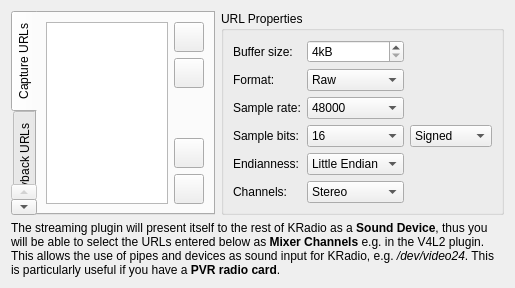
pbek/kradio, file plugins/streaming/streaming-configuration-ui.ui: the form before one commit.
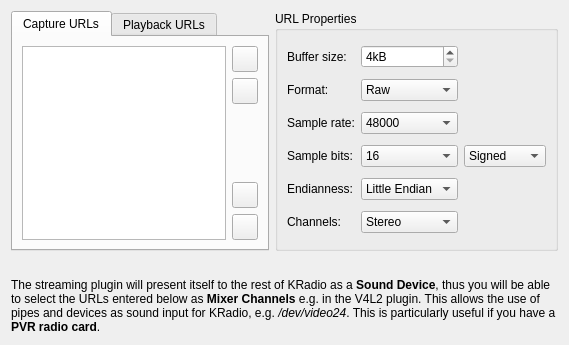
The form after the commit. Custom widgets are drawn as their Qt base class.

Commit message:
streaming: polish configuration ui
- remove extra sizePolicy
- reduce button sizes to 24 (like elsewhere)
- move tabs from left to top

```diff
--- a/plugins/streaming/streaming-configuration-ui.ui
+++ b/plugins/streaming/streaming-configuration-ui.ui
@@ -6,8 +6,8 @@
    <rect>
     <x>0</x>
     <y>0</y>
-    <width>515</width>
-    <height>288</height>
+    <width>569</width>
+    <height>345</height>
    </rect>
   </property>
   <layout class="QGridLayout" name="gridLayout_gen1">
@@ -43,12 +43,6 @@
       </item>
       <item row="5" column="0">
        <widget class="QLabel" name="lableChannels">
-        <property name="sizePolicy">
-         <sizepolicy hsizetype="Preferred" vsizetype="Minimum">
-          <horstretch>0</horstretch>
-          <verstretch>0</verstretch>
-         </sizepolicy>
-        </property>
         <property name="text">
          <string>Channels:</string>
         </property>
@@ -288,7 +282,7 @@
    <item row="1" column="0">
     <widget class="KTabWidget" name="ktabwidget">
      <property name="tabPosition">
-      <enum>QTabWidget::West</enum>
+      <enum>QTabWidget::North</enum>
      </property>
      <property name="currentIndex">
       <number>0</number>
@@ -308,14 +302,14 @@
          </property>
          <property name="minimumSize">
           <size>
-           <width>30</width>
-           <height>30</height>
+           <width>26</width>
+           <height>26</height>
           </size>
          </property>
          <property name="maximumSize">
           <size>
-           <width>30</width>
-           <height>30</height>
+           <width>26</width>
+           <height>26</height>
           </size>
          </property>
          <property name="text">
@@ -333,8 +327,8 @@
          </property>
          <property name="sizeHint" stdset="0">
           <size>
-           <width>10</width>
-           <height>10</height>
+           <width>5</width>
+           <height>5</height>
           </size>
          </property>
         </spacer>
@@ -349,14 +343,14 @@
          </property>
          <property name="minimumSize">
           <size>
-           <width>30</width>
-           <height>30</height>
+           <width>26</width>
+           <height>26</height>
           </size>
          </property>
          <property name="maximumSize">
           <size>
-           <width>30</width>
-           <height>30</height>
+           <width>26</width>
+           <height>26</height>
           </size>
          </property>
          <property name="text">
@@ -381,14 +375,14 @@
          </property>
          <property name="minimumSize">
           <size>
-           <width>30</width>
-           <height>30</height>
+           <width>26</width>
+           <height>26</height>
           </size>
          </property>
          <property name="maximumSize">
           <size>
-           <width>30</width>
-           <height>30</height>
+           <width>26</width>
+           <height>26</height>
           </size>
          </property>
          <property name="text">
@@ -406,14 +400,14 @@
          </property>
          <property name="minimumSize">
           <size>
-           <width>30</width>
-           <height>30</height>
+           <width>26</width>
+           <height>26</height>
           </size>
          </property>
          <property name="maximumSize">
           <size>
-           <width>30</width>
-           <height>30</height>
+           <width>26</width>
+           <height>26</height>
           </size>
          </property>
          <property name="text">
```
Left out of the diff: 34 changed lines with no effect on the pictures.
